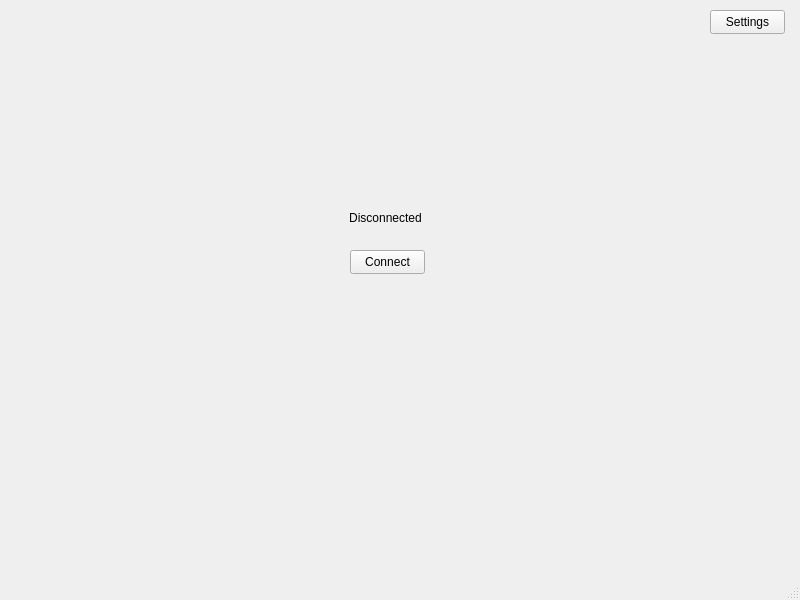
This is mainwindow.ui in PunkNaPrekole/BubbleHub as Qt 5 draws it before an edit. The edited form follows.
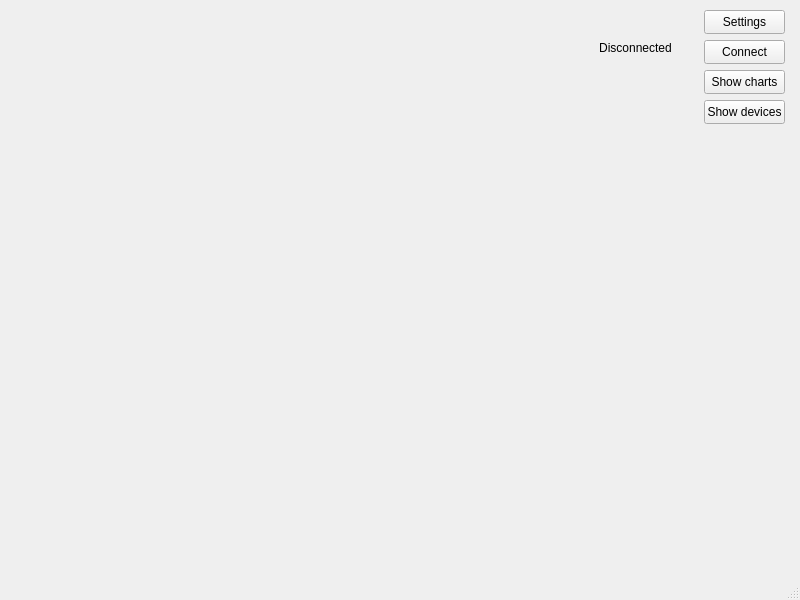
This is the edited form.

```diff
--- a/mainwindow.ui
+++ b/mainwindow.ui
@@ -17,9 +17,9 @@
    <widget class="QPushButton" name="settingsButton">
     <property name="geometry">
      <rect>
-      <x>710</x>
+      <x>704</x>
       <y>10</y>
-      <width>75</width>
+      <width>81</width>
       <height>24</height>
      </rect>
     </property>
@@ -30,8 +30,8 @@
    <widget class="QLabel" name="stateLabel">
     <property name="geometry">
      <rect>
-      <x>320</x>
-      <y>210</y>
+      <x>570</x>
+      <y>40</y>
       <width>131</width>
       <height>16</height>
      </rect>
@@ -43,9 +43,9 @@
    <widget class="QPushButton" name="connectButton">
     <property name="geometry">
      <rect>
-      <x>350</x>
-      <y>250</y>
-      <width>75</width>
+      <x>704</x>
+      <y>40</y>
+      <width>81</width>
       <height>24</height>
      </rect>
     </property>
@@ -64,6 +64,32 @@
     </property>
     <layout class="QFormLayout" name="deviceLayout"/>
    </widget>
+   <widget class="QPushButton" name="getDataButton">
+    <property name="geometry">
+     <rect>
+      <x>704</x>
+      <y>70</y>
+      <width>81</width>
+      <height>24</height>
+     </rect>
+    </property>
+    <property name="text">
+     <string>Show charts</string>
+    </property>
+   </widget>
+   <widget class="QPushButton" name="getDevicesButton">
+    <property name="geometry">
+     <rect>
+      <x>704</x>
+      <y>100</y>
+      <width>81</width>
+      <height>24</height>
+     </rect>
+    </property>
+    <property name="text">
+     <string>Show devices</string>
+    </property>
+   </widget>
   </widget>
   <widget class="QMenuBar" name="menubar">
    <property name="geometry">
```
